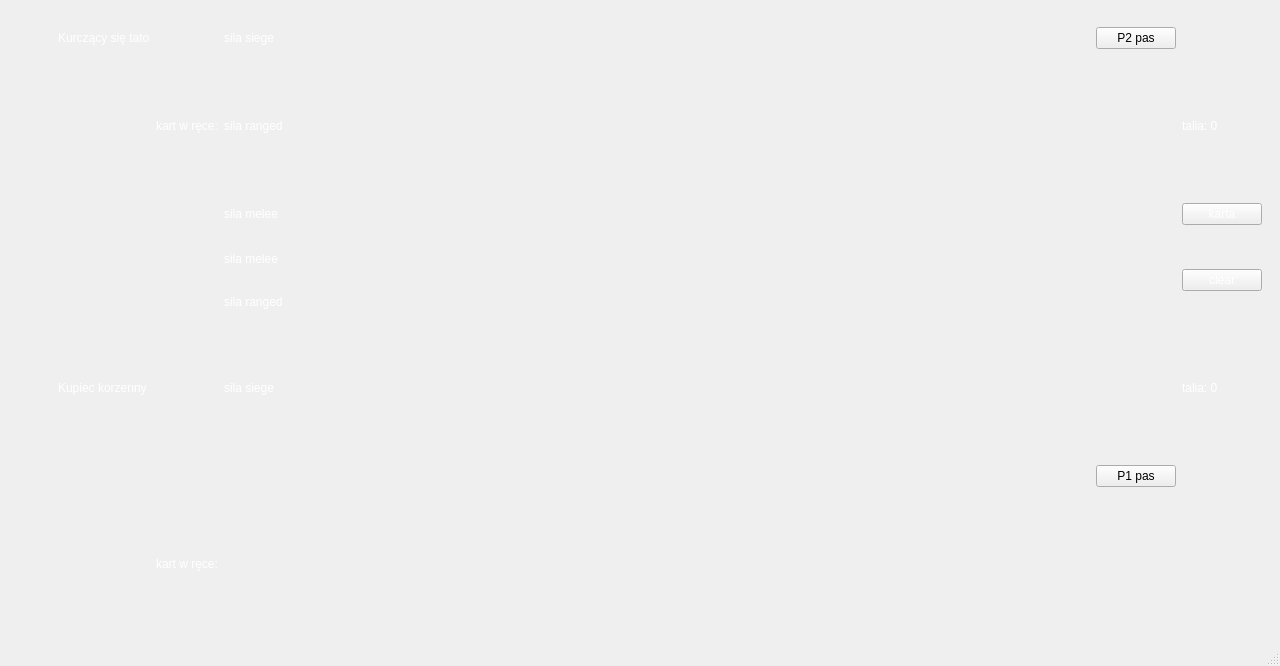
The window that Gwint/mainwindow.ui (Aleksander-Szostek/Programowanie2_Projekt_Gwint) describes before a commit, drawn with Qt 5.
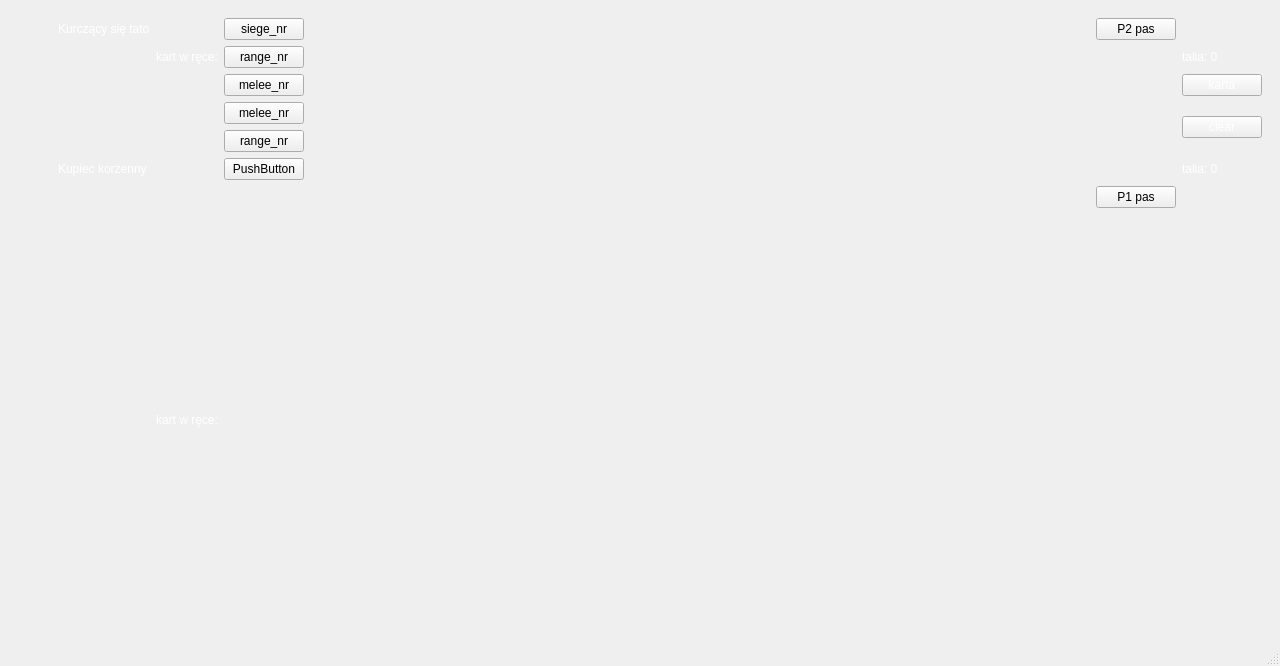
The same window after the commit. The open tabs and pages were chosen to show the change. Icons and pictures are not drawn.

What changed in the file:
```diff
--- a/Gwint/mainwindow.ui
+++ b/Gwint/mainwindow.ui
@@ -148,22 +148,16 @@
           <item row="5" column="3">
            <layout class="QVBoxLayout" name="verticalLayout_10">
             <item>
-             <widget class="QLabel" name="player1_melee_nr">
-              <property name="styleSheet">
-               <string notr="true">color: rgb(255, 255, 255);</string>
-              </property>
+             <widget class="QPushButton" name="player1_melee_nr">
               <property name="text">
-               <string>sila melee</string>
+               <string>melee_nr</string>
               </property>
              </widget>
             </item>
             <item>
-             <widget class="QLabel" name="player1_ranged_nr">
-              <property name="styleSheet">
-               <string notr="true">color: rgb(255, 255, 255);</string>
-              </property>
+             <widget class="QPushButton" name="player1_ranged_nr">
               <property name="text">
-               <string>sila ranged</string>
+               <string>range_nr</string>
               </property>
              </widget>
             </item>
@@ -179,16 +173,6 @@
             </property>
            </widget>
           </item>
-          <item row="2" column="3">
-           <widget class="QLabel" name="player2_melee_nr">
-            <property name="styleSheet">
-             <string notr="true">color: rgb(255, 255, 255);</string>
-            </property>
-            <property name="text">
-             <string>sila melee</string>
-            </property>
-           </widget>
-          </item>
           <item row="11" column="5">
            <layout class="QHBoxLayout" name="horizontalLayout_3">
             <item>
@@ -207,22 +191,6 @@
               </property>
              </spacer>
             </item>
-            <item>
-             <spacer name="wier8_wys">
-              <property name="orientation">
-               <enum>Qt::Orientation::Vertical</enum>
-              </property>
-              <property name="sizeType">
-               <enum>QSizePolicy::Policy::Maximum</enum>
-              </property>
-              <property name="sizeHint" stdset="0">
-               <size>
-                <width>20</width>
-                <height>40</height>
-               </size>
-              </property>
-             </spacer>
-            </item>
            </layout>
           </item>
           <item row="5" column="1">
@@ -332,24 +300,7 @@
            </layout>
           </item>
           <item row="0" column="5">
-           <layout class="QHBoxLayout" name="player2_siege">
-            <item>
-             <spacer name="wier1_wys">
-              <property name="orientation">
-               <enum>Qt::Orientation::Vertical</enum>
-              </property>
-              <property name="sizeType">
-               <enum>QSizePolicy::Policy::Fixed</enum>
-              </property>
-              <property name="sizeHint" stdset="0">
-               <size>
-                <width>20</width>
-                <height>40</height>
-               </size>
-              </property>
-             </spacer>
-            </item>
-           </layout>
+           <layout class="QHBoxLayout" name="player2_siege"/>
           </item>
           <item row="9" column="4">
            <layout class="QHBoxLayout" name="player1_siege_horn"/>
@@ -383,35 +334,8 @@
             </property>
            </spacer>
           </item>
-          <item row="0" column="3">
-           <widget class="QLabel" name="player2_siege_nr">
-            <property name="styleSheet">
-             <string notr="true">color: rgb(255, 255, 255);</string>
-            </property>
-            <property name="text">
-             <string>sila siege</string>
-            </property>
-           </widget>
-          </item>
           <item row="1" column="5">
-           <layout class="QHBoxLayout" name="player2_ranged">
-            <item>
-             <spacer name="wier2_wys">
-              <property name="orientation">
-               <enum>Qt::Orientation::Vertical</enum>
-              </property>
-              <property name="sizeType">
-               <enum>QSizePolicy::Policy::Fixed</enum>
-              </property>
-              <property name="sizeHint" stdset="0">
-               <size>
-                <width>20</width>
-                <height>40</height>
-               </size>
-              </property>
-             </spacer>
-            </item>
-           </layout>
+           <layout class="QHBoxLayout" name="player2_ranged"/>
           </item>
           <item row="9" column="8">
            <widget class="QLabel" name="player1_kart_w_talii">
@@ -423,16 +347,6 @@
             </property>
            </widget>
           </item>
-          <item row="9" column="3">
-           <widget class="QLabel" name="player1_siege_nr">
-            <property name="styleSheet">
-             <string notr="true">color: rgb(255, 255, 255);</string>
-            </property>
-            <property name="text">
-             <string>sila siege</string>
-            </property>
-           </widget>
-          </item>
           <item row="0" column="1">
            <widget class="QLabel" name="player2_name">
             <property name="styleSheet">
@@ -446,44 +360,10 @@
           <item row="5" column="5">
            <layout class="QVBoxLayout" name="verticalLayout_8">
             <item>
-             <layout class="QHBoxLayout" name="player1_melee">
-              <item>
-               <spacer name="wier4_wys">
-                <property name="orientation">
-                 <enum>Qt::Orientation::Vertical</enum>
-                </property>
-                <property name="sizeType">
-                 <enum>QSizePolicy::Policy::Fixed</enum>
-                </property>
-                <property name="sizeHint" stdset="0">
-                 <size>
-                  <width>20</width>
-                  <height>40</height>
-                 </size>
-                </property>
-               </spacer>
-              </item>
-             </layout>
+             <layout class="QHBoxLayout" name="player1_melee"/>
             </item>
             <item>
-             <layout class="QHBoxLayout" name="player1_ranged">
-              <item>
-               <spacer name="wier5_wys">
-                <property name="orientation">
-                 <enum>Qt::Orientation::Vertical</enum>
-                </property>
-                <property name="sizeType">
-                 <enum>QSizePolicy::Policy::Fixed</enum>
-                </property>
-                <property name="sizeHint" stdset="0">
-                 <size>
-                  <width>20</width>
-                  <height>40</height>
-                 </size>
-                </property>
-               </spacer>
-              </item>
-             </layout>
+             <layout class="QHBoxLayout" name="player1_ranged"/>
             </item>
            </layout>
           </item>
@@ -491,38 +371,11 @@
            <layout class="QHBoxLayout" name="player2_talia"/>
           </item>
           <item row="2" column="5">
-           <layout class="QHBoxLayout" name="player2_melee">
-            <item>
-             <spacer name="wier3_wys">
-              <property name="orientation">
-               <enum>Qt::Orientation::Vertical</enum>
-              </property>
-              <property name="sizeType">
-               <enum>QSizePolicy::Policy::Fixed</enum>
-              </property>
-              <property name="sizeHint" stdset="0">
-               <size>
-                <width>20</width>
-                <height>40</height>
-               </size>
-              </property>
-             </spacer>
-            </item>
-           </layout>
+           <layout class="QHBoxLayout" name="player2_melee"/>
           </item>
           <item row="10" column="8">
            <layout class="QHBoxLayout" name="player1_talia"/>
           </item>
-          <item row="1" column="3">
-           <widget class="QLabel" name="player2_ranged_nr">
-            <property name="styleSheet">
-             <string notr="true">color: rgb(255, 255, 255);</string>
-            </property>
-            <property name="text">
-             <string>sila ranged</string>
-            </property>
-           </widget>
-          </item>
           <item row="11" column="1">
            <spacer name="kol1_szer">
             <property name="orientation">
@@ -540,24 +393,7 @@
            </spacer>
           </item>
           <item row="9" column="5">
-           <layout class="QHBoxLayout" name="player1_siege">
-            <item>
-             <spacer name="wier6_wys">
-              <property name="orientation">
-               <enum>Qt::Orientation::Vertical</enum>
-              </property>
-              <property name="sizeType">
-               <enum>QSizePolicy::Policy::Fixed</enum>
-              </property>
-              <property name="sizeHint" stdset="0">
-               <size>
-                <width>20</width>
-                <height>40</height>
-               </size>
-              </property>
-             </spacer>
-            </item>
-           </layout>
+           <layout class="QHBoxLayout" name="player1_siege"/>
           </item>
           <item row="2" column="4">
            <layout class="QHBoxLayout" name="player2_melee_horn"/>
@@ -573,22 +409,6 @@
             <property name="sizeConstraint">
              <enum>QLayout::SizeConstraint::SetDefaultConstraint</enum>
             </property>
-            <item>
-             <spacer name="wier7_wys">
-              <property name="orientation">
-               <enum>Qt::Orientation::Vertical</enum>
-              </property>
-              <property name="sizeType">
-               <enum>QSizePolicy::Policy::Fixed</enum>
-              </property>
-              <property name="sizeHint" stdset="0">
-               <size>
-                <width>20</width>
-                <height>40</height>
-               </size>
-              </property>
-             </spacer>
-            </item>
            </layout>
           </item>
           <item row="1" column="2">
@@ -641,6 +461,34 @@
             </property>
            </widget>
           </item>
+          <item row="0" column="3">
+           <widget class="QPushButton" name="player2_siege_nr">
+            <property name="text">
+             <string>siege_nr</string>
+            </property>
+           </widget>
+          </item>
+          <item row="1" column="3">
+           <widget class="QPushButton" name="player2_ranged_nr">
+            <property name="text">
+             <string>range_nr</string>
+            </property>
+           </widget>
+          </item>
+          <item row="2" column="3">
+           <widget class="QPushButton" name="player2_melee_nr">
+            <property name="text">
+             <string>melee_nr</string>
+            </property>
+           </widget>
+          </item>
+          <item row="9" column="3">
+           <widget class="QPushButton" name="player1_siege_nr">
+            <property name="text">
+             <string>PushButton</string>
+            </property>
+           </widget>
+          </item>
          </layout>
         </item>
        </layout>
```
Left out of the diff: 2 changed lines with no effect on the pictures.
